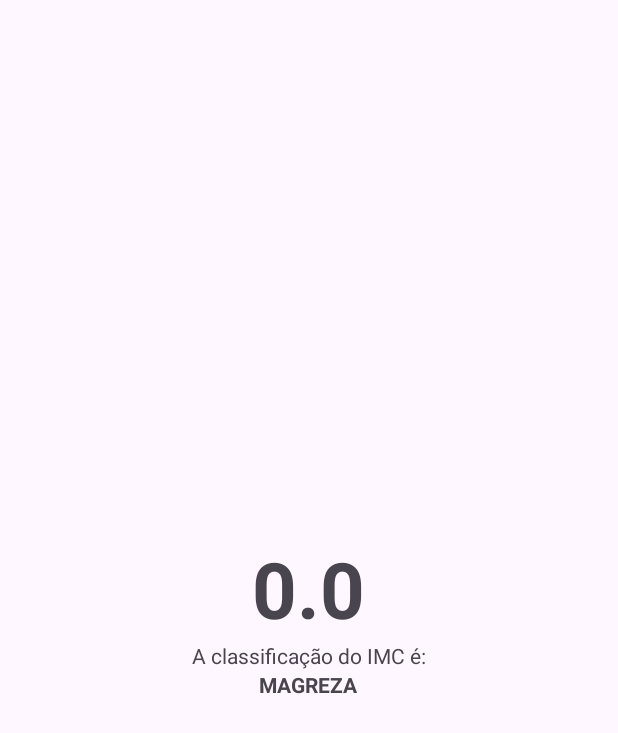
After one commit to MiriaDurante/BMI-Calculator, an Android app: the ResultActivity screen opened directly, with no data from a screen before it, on a phone screen of 412 x 824 dp. The commit adds this screen. Shown: the top 733 px of the screen. Run offline under Robolectric (Android 15) with nearby library versions, the phone set to English and light mode, and no system bars.

Commit message:
Classificação segunda página

```diff
--- a/app/build.gradle.kts
+++ b/app/build.gradle.kts
@@ -41,6 +41,7 @@ dependencies {
     implementation("androidx.appcompat:appcompat:1.6.1")
     implementation("com.google.android.material:material:1.10.0")
     implementation("androidx.constraintlayout:constraintlayout:2.1.4")
+    implementation("androidx.activity:activity:1.8.0")
     testImplementation("junit:junit:4.13.2")
     androidTestImplementation("androidx.test.ext:junit:1.1.5")
     androidTestImplementation("androidx.test.espresso:espresso-core:3.5.1")
--- a/app/src/main/AndroidManifest.xml
+++ b/app/src/main/AndroidManifest.xml
@@ -13,6 +13,12 @@
         android:theme="@style/Theme.Calculadoraimc"
         tools:targetApi="31">
         <activity
+            android:name=".ResultActivity"
+            android:exported="false" />
+        <activity
+            android:name=".ResultActivity2"
+            android:exported="false" />
+        <activity
             android:name=".MainActivity"
             android:exported="true">
             <intent-filter>
--- a/app/src/main/java/com/comunidadedevspace/imc/MainActivity.kt
+++ b/app/src/main/java/com/comunidadedevspace/imc/MainActivity.kt
@@ -1,8 +1,10 @@
 package com.comunidadedevspace.imc
 
+import android.content.Intent
 import androidx.appcompat.app.AppCompatActivity
 import android.os.Bundle
 import android.widget.Button
+import android.widget.TextView
 import com.google.android.material.snackbar.Snackbar
 import com.google.android.material.textfield.TextInputEditText
 
@@ -43,6 +45,12 @@ class MainActivity : AppCompatActivity() {
                 val alturaQ2 = altura * altura
                 val resultado = peso / alturaQ2
 
+                //Navegar para a prox tela (Intent - classe) e criar layout
+
+                val intent = Intent(this,ResultActivity::class.java)
+                intent.putExtra(KEY_RESULT_IMC ,resultado)
+                startActivity(intent)
+
                 println("ação do botão" + resultado)
             }
 
--- /dev/null
+++ b/app/src/main/java/com/comunidadedevspace/imc/ResultActivity.kt
@@ -0,0 +1,42 @@
+package com.comunidadedevspace.imc
+
+import android.os.Bundle
+import android.widget.TextView
+import androidx.activity.enableEdgeToEdge
+import androidx.appcompat.app.AppCompatActivity
+import androidx.core.view.ViewCompat
+import androidx.core.view.WindowInsetsCompat
+
+const val KEY_RESULT_IMC = "ResultActivity.KEY_IMC"
+class ResultActivity : AppCompatActivity() {
+    override fun onCreate(savedInstanceState: Bundle?) {
+        super.onCreate(savedInstanceState)
+        enableEdgeToEdge()
+        setContentView(R.layout.activity_result)
+        ViewCompat.setOnApplyWindowInsetsListener(findViewById(R.id.main)) { v, insets ->
+            val systemBars = insets.getInsets(WindowInsetsCompat.Type.systemBars())
+            v.setPadding(systemBars.left, systemBars.top, systemBars.right, systemBars.bottom)
+            insets
+        }
+
+        val result = intent.getFloatExtra(KEY_RESULT_IMC, 0f)
+
+        val tvResult = findViewById<TextView>(R.id.tv_result)
+        val tvclassificacao = findViewById<TextView>(R.id.tv_classificacao)
+        tvResult.text = result.toString()
+
+        val classificacao: String = if (result <= 18.5f) {"MAGREZA"
+        }
+        else if (result > 18.5f && result <=24.9f) {"NORMAL"
+        }
+        else if (result > 25f && result <= 29.9f) {"SOBREPESO"
+        }
+        else if (result > 30f && result <= 39.9) {"OBESIDADE"
+        }
+        else {"OBESIDADE GRAVE"
+        }
+
+        tvclassificacao.text = classificacao
+
+    }
+}
--- /dev/null
+++ b/app/src/main/res/layout/activity_result.xml
@@ -0,0 +1,32 @@
+<?xml version="1.0" encoding="utf-8"?>
+<LinearLayout xmlns:android="http://schemas.android.com/apk/res/android"
+    xmlns:app="http://schemas.android.com/apk/res-auto"
+    xmlns:tools="http://schemas.android.com/tools"
+    android:id="@+id/main"
+    android:layout_width="match_parent"
+    android:layout_height="match_parent"
+    android:orientation="vertical"
+    android:gravity="center"
+    tools:context=".ResultActivity">
+
+    <TextView
+        android:id="@+id/tv_result"
+        android:layout_width="wrap_content"
+        android:layout_height="wrap_content"
+        android:maxLength="5"
+        android:textSize="52sp"
+        android:textStyle="bold"
+        tools:text="TextView" />
+
+    <TextView
+        android:id="@+id/tv_classificacao_label"
+        android:layout_width="wrap_content"
+        android:layout_height="wrap_content"
+        android:text="A classificação do IMC é:" />
+    <TextView
+        android:id="@+id/tv_classificacao"
+        android:layout_width="wrap_content"
+        android:layout_height="wrap_content"
+        android:textStyle="bold"
+       tools:text="Normal" />
+</LinearLayout>
```
